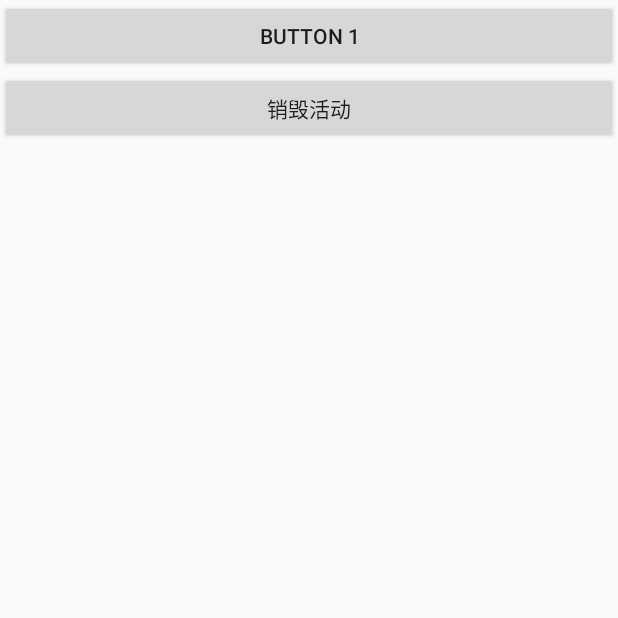
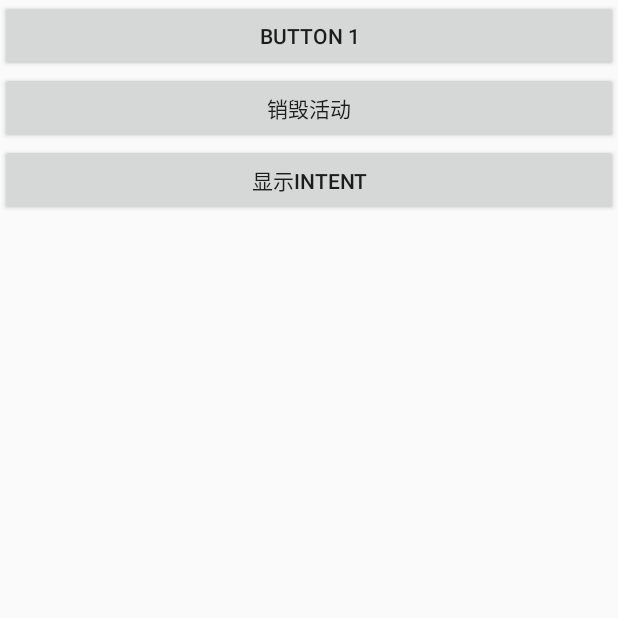
Before and after one commit to skriklgb/FirstLine, an Android app: the screen it shows after launch (FirstActivity), on a phone screen of 412 x 824 dp, the top half of it. Run offline under Robolectric (Android 15) with nearby library versions, the phone set to English and light mode, and no system bars.

Commit message:
第2章-2.3.1使用显式Intent

```diff
--- a/chapter_2/src/main/AndroidManifest.xml
+++ b/chapter_2/src/main/AndroidManifest.xml
@@ -15,6 +15,8 @@
                 <category android:name="android.intent.category.LAUNCHER"/>
             </intent-filter>
         </activity>
+        <activity android:name=".activity.SecondActivity">
+        </activity>
     </application>
 
 </manifest>
--- a/chapter_2/src/main/java/skrik/lgb/chapter_2/activity/FirstActivity.java
+++ b/chapter_2/src/main/java/skrik/lgb/chapter_2/activity/FirstActivity.java
@@ -1,6 +1,7 @@
 package skrik.lgb.chapter_2.activity;
 
 import android.app.Activity;
+import android.content.Intent;
 import android.os.Bundle;
 import android.view.Menu;
 import android.view.MenuItem;
@@ -15,6 +16,7 @@ public class FirstActivity extends Activity{
 
     private Button mBt_first;
     private Button mBt_sec;
+    private Button mBt_intent;
 
     @Override
     //项目中的任何活动都应该重写Activity 的onCreate()方法，
@@ -46,6 +48,16 @@ public class FirstActivity extends Activity{
                 finish();
             }
         });
+
+        //2.3.1 使用显式Intent
+        mBt_intent = (Button) findViewById(R.id.bt_intent);
+        mBt_intent.setOnClickListener(new View.OnClickListener() {
+            @Override
+            public void onClick(View v) {
+                Intent intent = new Intent(FirstActivity.this,SecondActivity.class);
+                startActivity(intent);
+            }
+        });
     }
 
 
--- a/chapter_2/src/main/res/layout/activity_first.xml
+++ b/chapter_2/src/main/res/layout/activity_first.xml
@@ -14,4 +14,10 @@
         android:text="销毁活动"
         android:layout_width="match_parent"
         android:layout_height="wrap_content"/>
+
+    <Button
+        android:id="@+id/bt_intent"
+        android:text="显示intent"
+        android:layout_width="match_parent"
+        android:layout_height="wrap_content"/>
 </LinearLayout>
```
Also changed, not shown: chapter_2/src/main/java/skrik/lgb/chapter_2/activity/SecondActivity.java (added, +15 -0 lines), chapter_2/src/main/res/layout/activity_second.xml (added, +15 -0 lines).
